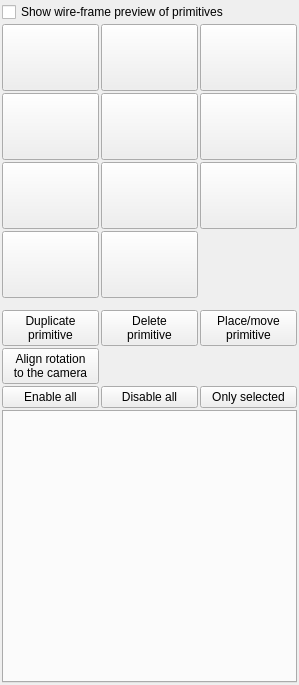
Above: mandelbulber2/qt/primitives_manager.ui from irinox-ctrl/mandelbulber2 before the change. Below: the same form after it.
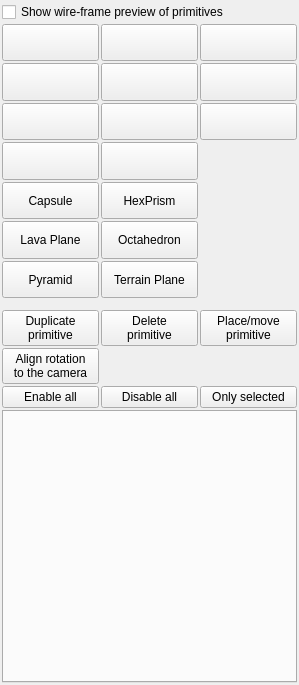
That is the form after the change. Icons and pictures are not drawn. Custom widgets are drawn as their Qt base class.

Commit message: Primitives nuclear fix: 7 new types, TerrainPlane (12 biomes), GPU parity

The edit to the form file:
```diff
--- a/mandelbulber2/qt/primitives_manager.ui
+++ b/mandelbulber2/qt/primitives_manager.ui
@@ -288,6 +288,84 @@
        </property>
       </widget>
      </item>
+     <item row="5" column="0">
+      <widget class="QPushButton" name="pushButton_add_primitive_capsule">
+       <property name="sizePolicy">
+        <sizepolicy hsizetype="Minimum" vsizetype="Minimum">
+         <horstretch>0</horstretch>
+         <verstretch>1</verstretch>
+        </sizepolicy>
+       </property>
+       <property name="text">
+        <string>Capsule</string>
+       </property>
+      </widget>
+     </item>
+     <item row="5" column="1">
+      <widget class="QPushButton" name="pushButton_add_primitive_hexprism">
+       <property name="sizePolicy">
+        <sizepolicy hsizetype="Minimum" vsizetype="Minimum">
+         <horstretch>0</horstretch>
+         <verstretch>1</verstretch>
+        </sizepolicy>
+       </property>
+       <property name="text">
+        <string>HexPrism</string>
+       </property>
+      </widget>
+     </item>
+     <item row="6" column="0">
+      <widget class="QPushButton" name="pushButton_add_primitive_lava_plane">
+       <property name="sizePolicy">
+        <sizepolicy hsizetype="Minimum" vsizetype="Minimum">
+         <horstretch>0</horstretch>
+         <verstretch>1</verstretch>
+        </sizepolicy>
+       </property>
+       <property name="text">
+        <string>Lava Plane</string>
+       </property>
+      </widget>
+     </item>
+     <item row="6" column="1">
+      <widget class="QPushButton" name="pushButton_add_primitive_octahedron">
+       <property name="sizePolicy">
+        <sizepolicy hsizetype="Minimum" vsizetype="Minimum">
+         <horstretch>0</horstretch>
+         <verstretch>1</verstretch>
+        </sizepolicy>
+       </property>
+       <property name="text">
+        <string>Octahedron</string>
+       </property>
+      </widget>
+     </item>
+     <item row="7" column="0">
+      <widget class="QPushButton" name="pushButton_add_primitive_pyramid">
+       <property name="sizePolicy">
+        <sizepolicy hsizetype="Minimum" vsizetype="Minimum">
+         <horstretch>0</horstretch>
+         <verstretch>1</verstretch>
+        </sizepolicy>
+       </property>
+       <property name="text">
+        <string>Pyramid</string>
+       </property>
+      </widget>
+     </item>
+     <item row="7" column="1">
+      <widget class="QPushButton" name="pushButton_add_primitive_terrain_plane">
+       <property name="sizePolicy">
+        <sizepolicy hsizetype="Minimum" vsizetype="Minimum">
+         <horstretch>0</horstretch>
+         <verstretch>1</verstretch>
+        </sizepolicy>
+       </property>
+       <property name="text">
+        <string>Terrain Plane</string>
+       </property>
+      </widget>
+     </item>
     </layout>
    </item>
    <item>
```
The commit also changes 13 other files.
